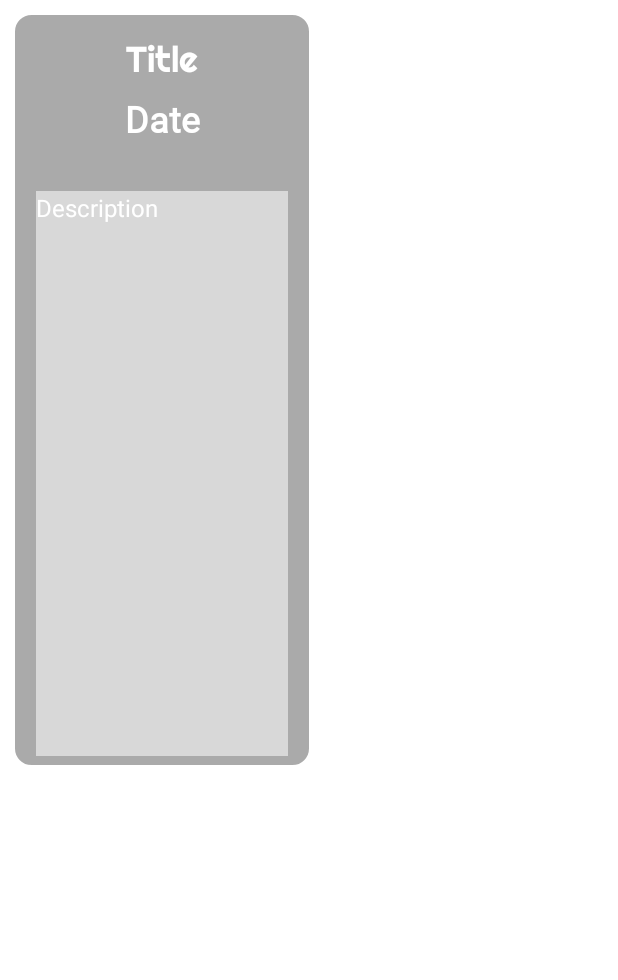
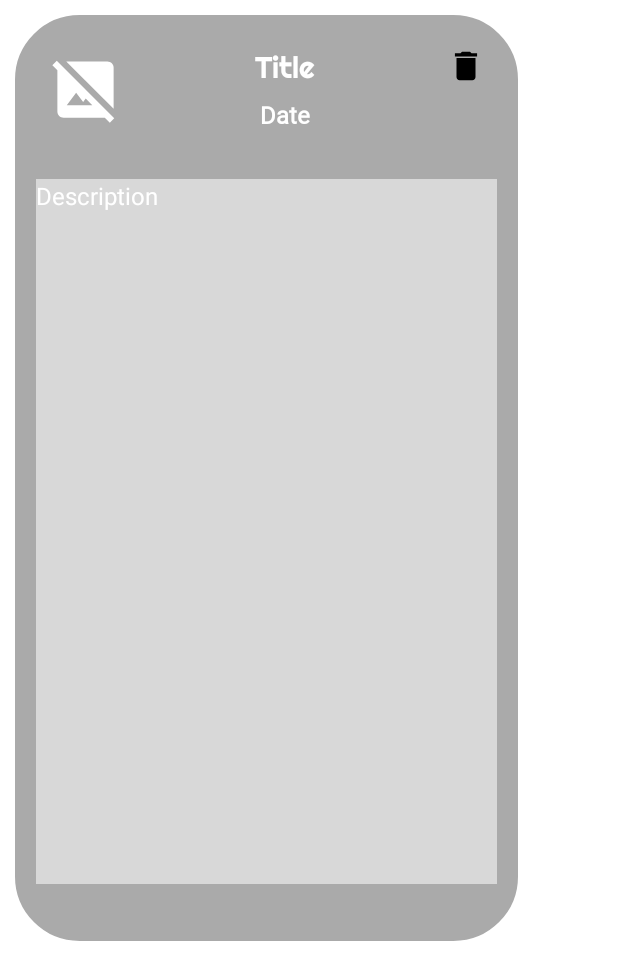
Before and after one commit to tolgakurucay/MyNotebook, an Android app: the layout favorites_layout.xml on its own in the app's theme, with its tools: preview values and no code run, on a phone screen of 412 x 824 dp. Shown: the top 980 px of the screen. Run offline under Robolectric (Android 15) with nearby library versions, the phone set to English and light mode, and no system bars.

Commit message:
added delete from favorites

```diff
--- a/app/src/main/java/com/tolgakurucay/mynotebook/services/NoteDAO.kt
+++ b/app/src/main/java/com/tolgakurucay/mynotebook/services/NoteDAO.kt
@@ -31,5 +31,8 @@ interface NoteDAO {
         @Query("select * from NoteFavorites")
         fun getFavorites() : List<NoteFavoritesModel>
 
+        @Delete
+        fun deleteFavorite(favorite:NoteFavoritesModel)
+
 
 }
--- a/app/src/main/res/drawable/favorites_background.xml
+++ b/app/src/main/res/drawable/favorites_background.xml
@@ -1,6 +1,6 @@
 <?xml version="1.0" encoding="utf-8"?>
 <shape xmlns:android="http://schemas.android.com/apk/res/android" android:shape="rectangle">
-    <corners android:radius="16dp"/>
+    <corners android:radius="48dp"/>
     <stroke android:color="@color/white" android:width="10dp"/>
     <solid android:color="@android:color/darker_gray"/>
     <size android:width="15dp"/>
--- a/app/src/main/res/layout/favorites_layout.xml
+++ b/app/src/main/res/layout/favorites_layout.xml
@@ -6,19 +6,20 @@
     android:layout_height="wrap_content"
     android:background="@drawable/favorites_background">
 
-    <TextView
+    <EditText
         android:id="@+id/textViewFavoritesTitle"
         android:layout_width="wrap_content"
         android:layout_height="wrap_content"
-        android:layout_marginStart="84dp"
-        android:layout_marginTop="24dp"
-        android:layout_marginEnd="84dp"
+        android:layout_marginStart="88dp"
+        android:layout_marginTop="32dp"
+        android:layout_marginEnd="88dp"
+        android:background="@android:color/transparent"
         android:fontFamily="@font/righteorus"
         android:text="@string/title"
         android:textColor="#FFFFFF"
-        android:textSize="24dp"
-        app:layout_constraintEnd_toEndOf="parent"
-        app:layout_constraintStart_toStartOf="parent"
+        android:textSize="20dp"
+        app:layout_constraintEnd_toStartOf="@+id/imageViewDeleteFavorites"
+        app:layout_constraintStart_toEndOf="@+id/imageViewFavorites"
         app:layout_constraintTop_toTopOf="parent" />
 
     <TextView
@@ -29,22 +30,23 @@
         android:fontFamily="@font/orange_juice"
         android:text="@string/date"
         android:textColor="#FFFFFF"
-        android:textSize="24sp"
+        android:textSize="16dp"
         android:textStyle="bold"
         app:layout_constraintEnd_toEndOf="@+id/textViewFavoritesTitle"
         app:layout_constraintStart_toStartOf="@+id/textViewFavoritesTitle"
         app:layout_constraintTop_toBottomOf="@+id/textViewFavoritesTitle" />
 
-    <TextView
+    <EditText
         android:id="@+id/textView4"
         android:layout_width="0dp"
         android:layout_height="wrap_content"
         android:layout_marginStart="24dp"
         android:layout_marginTop="32dp"
         android:layout_marginEnd="24dp"
-        android:layout_marginBottom="16dp"
+        android:layout_marginBottom="48dp"
         android:background="#8CFFFFFF"
-        android:lines="20"
+        android:gravity="start"
+        android:lines="25"
         android:scrollIndicators="end"
         android:scrollbarFadeDuration="1000"
         android:scrollbarSize="6dp"
@@ -60,4 +62,25 @@
         app:layout_constraintStart_toStartOf="parent"
         app:layout_constraintTop_toBottomOf="@+id/textVliewFavoritesDate"
         app:layout_constraintVertical_bias="0.583" />
+
+    <ImageView
+        android:id="@+id/imageViewFavorites"
+        android:layout_width="50dp"
+        android:layout_height="50dp"
+        android:layout_marginStart="32dp"
+        android:background="@drawable/hide_image"
+        app:layout_constraintBottom_toBottomOf="@+id/textVliewFavoritesDate"
+        app:layout_constraintStart_toStartOf="parent"
+        app:layout_constraintTop_toTopOf="@+id/textViewFavoritesTitle" />
+
+    <ImageView
+        android:id="@+id/imageViewDeleteFavorites"
+        android:layout_width="25dp"
+        android:layout_height="25dp"
+        android:layout_marginEnd="32dp"
+        android:background="@drawable/ic_baseline_delete_24"
+        app:layout_constraintBottom_toBottomOf="@+id/textVliewFavoritesDate"
+        app:layout_constraintEnd_toEndOf="parent"
+        app:layout_constraintTop_toTopOf="parent" />
+
 </androidx.constraintlayout.widget.ConstraintLayout>
```
Also changed, not shown: app/src/main/java/com/tolgakurucay/mynotebook/adapters/FavoritesAdapter.kt (+35 -3 lines), app/src/main/java/com/tolgakurucay/mynotebook/utils/GetCurrentDate.java (+8 -1 lines), app/src/main/java/com/tolgakurucay/mynotebook/viewmodels/main/FavoritesFragmentViewModel.java (+35 -0 lines), app/src/main/java/com/tolgakurucay/mynotebook/views/main/FavoritesFragment.kt (+46 -2 lines).
